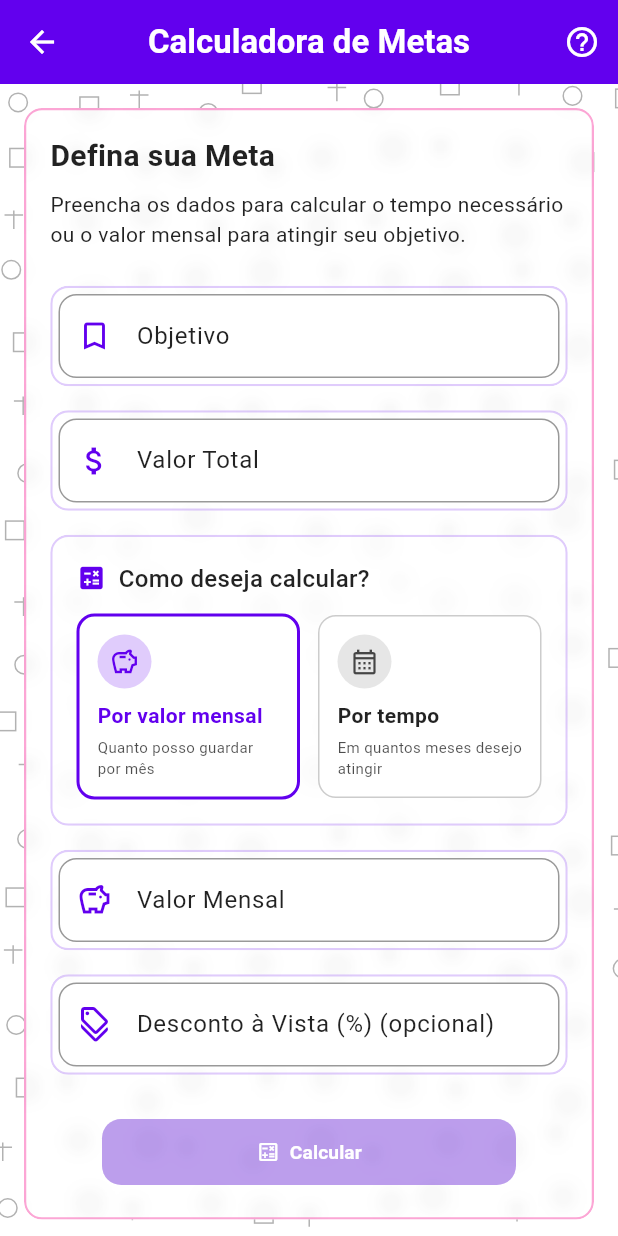
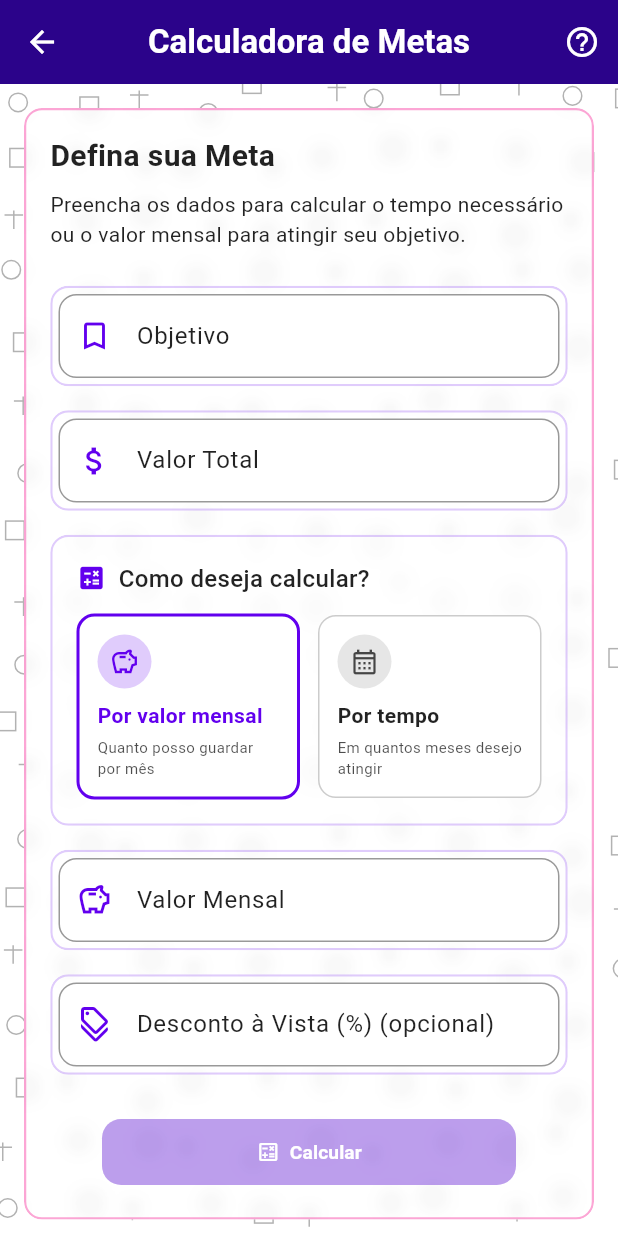
Before and after one commit to jhonnylucius/economize, a Flutter app: the GoalCalculatorScreen screen opened by its route, on a phone screen of 412 x 824 dp. Run offline on Flutter 3.47's test engine with Material 3 defaults, Android fonts, the phone set to English and light mode, and no system bars; our stand-ins replace fl_chart, flutter_local_notifications, logger, mask_text_input_formatter, pdf, percent_indicator and 6 more; accounts and stored records are empty.

Commit message:
feat: Adiciona novas conquistas e atualiza a lógica de cores no GoalCalculatorScreen

```diff
--- a/lib/features/financial_education/screens/goal_calculator_screen.dart
+++ b/lib/features/financial_education/screens/goal_calculator_screen.dart
@@ -6,8 +6,12 @@ import 'package:economize/animations/celebration_animations.dart';
 import 'package:economize/features/financial_education/models/savings_goal.dart';
 import 'package:economize/features/financial_education/widgets/goal_form.dart';
 import 'package:economize/features/financial_education/widgets/goal_result_card.dart';
+import 'package:economize/theme/app_themes.dart';
+import 'package:economize/theme/theme_manager.dart';
 import 'package:flutter/material.dart';
 import 'dart:math' as math;
+
+import 'package:provider/provider.dart';
 
 class GoalCalculatorScreen extends StatefulWidget {
   const GoalCalculatorScreen({super.key});
@@ -72,36 +76,39 @@ class _GoalCalculatorScreenState extends State<GoalCalculatorScreen>
 
   @override
   Widget build(BuildContext context) {
-    // Aqui usamos o tema apenas para os elementos que queremos roxos
-    Theme.of(context);
+    // ✅ USAR O ThemeManager CORRETAMENTE
+    final themeManager = Provider.of<ThemeManager>(context);
+    final isRoxoEscuro = themeManager.currentThemeType == ThemeType.roxoEscuro;
+
+    // ✅ LÓGICA CORRETA: roxo no roxoEscuro, preto no light
+    final headerColor =
+        isRoxoEscuro ? const Color.fromARGB(255, 43, 3, 138) : Colors.black87;
 
     return Scaffold(
       backgroundColor: Colors.white,
       appBar: AppBar(
-        // seta de voltar com GlobalKey
         leading: IconButton(
           key: _backButtonKey,
           icon: const Icon(Icons.arrow_back),
-          color: Colors.white,
+          color: Colors.white, // ✅ SEMPRE BRANCO
           onPressed: () => Navigator.pop(context),
         ),
         title: SlideAnimation.fromTop(
           child: const Text(
             'Calculadora de Metas',
             style: TextStyle(
-              color: Colors.white,
+              color: Colors.white, // ✅ SEMPRE BRANCO
               fontWeight: FontWeight.bold,
             ),
           ),
         ),
-        backgroundColor: _primaryPurple,
+        backgroundColor: headerColor, // ✅ AGORA SIM VAI FUNCIONAR!
         elevation: 0,
         actions: [
-          // ícone de ajuda para futuro tutorial
           IconButton(
             key: _helpButtonKey,
             icon: const Icon(Icons.help_outline),
-            color: Colors.white,
+            color: Colors.white, // ✅ SEMPRE BRANCO
             tooltip: 'Ajuda',
             onPressed: () => _showGoalCalculatorHelp(context),
           ),
```
Also changed, not shown: assets/conquistas/conquista10.png (added), assets/conquistas/conquista11.png (added), assets/conquistas/conquista12.png (added), assets/conquistas/conquista13.png (added), assets/conquistas/conquista14.png (added), assets/conquistas/conquista15.png (added), assets/conquistas/conquista16.png (added), assets/conquistas/conquista17.png (added), assets/conquistas/conquista18.png (added), assets/conquistas/conquista19.png (added), assets/conquistas/conquista20.png (added), assets/conquistas/conquista21.png (added), assets/conquistas/conquista22.png (added), assets/conquistas/conquista23.png (added), 2 more files.
